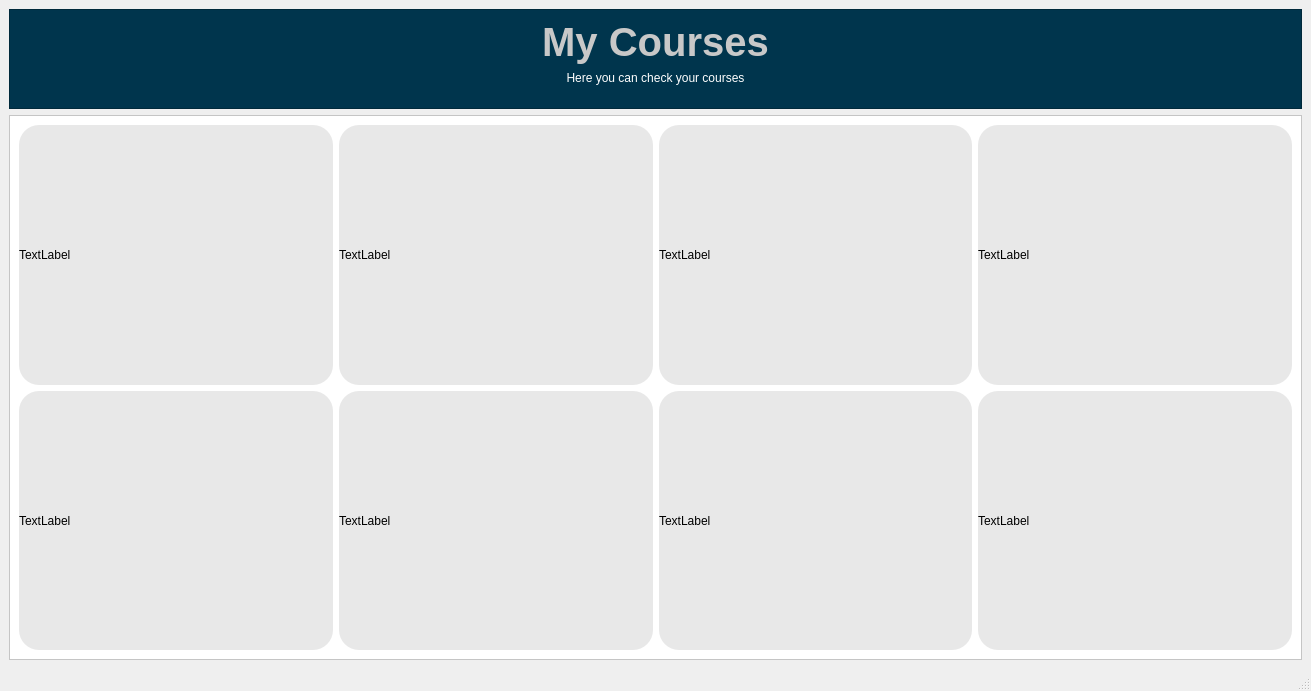
The window that mycourses.ui (Hasnain935/AMS) describes before a commit, drawn with Qt 5.
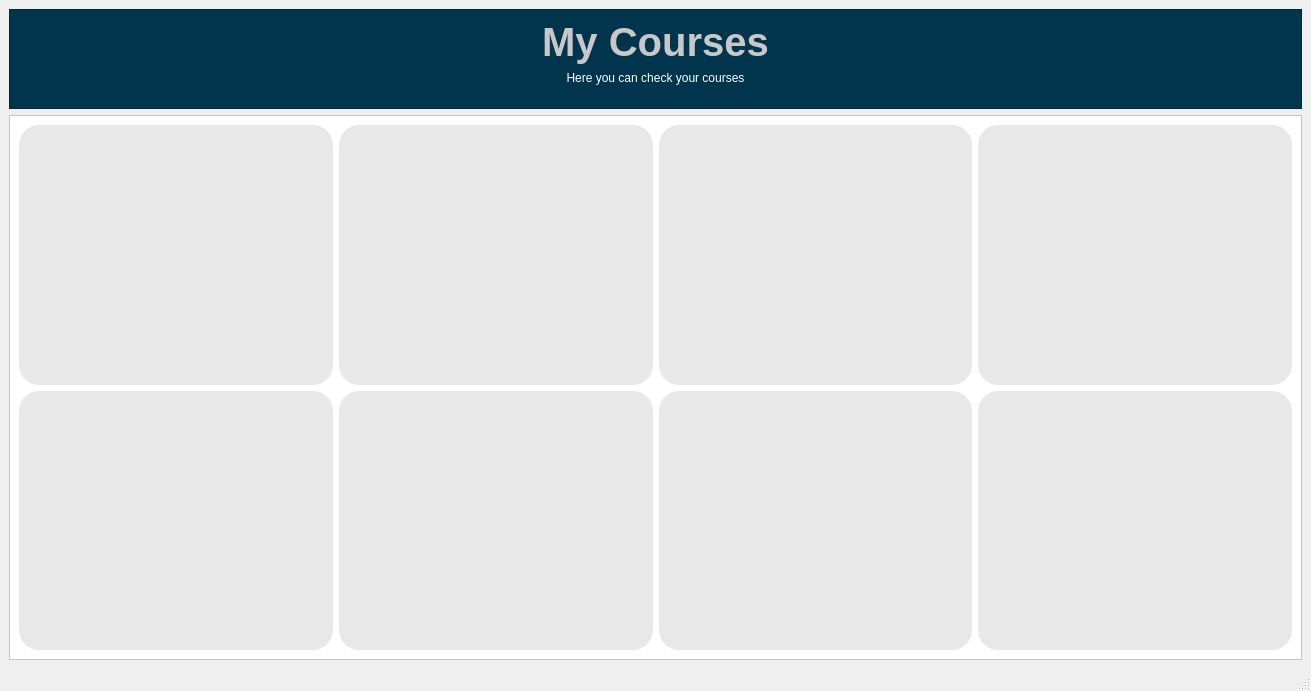
The same window after the commit.

```diff
--- a/mycourses.ui
+++ b/mycourses.ui
@@ -83,46 +83,82 @@
        <item>
         <layout class="QHBoxLayout" name="horizontalLayout_2">
          <item>
-          <widget class="QLabel" name="label_3">
+          <widget class="QLabel" name="lblcourse1">
+           <property name="font">
+            <font>
+             <pointsize>14</pointsize>
+             <bold>true</bold>
+            </font>
+           </property>
            <property name="styleSheet">
             <string notr="true">border-radius:20px;
 background-color: rgb(232, 232, 232);</string>
            </property>
            <property name="text">
-            <string>TextLabel</string>
+            <string/>
            </property>
+           <property name="alignment">
+            <set>Qt::AlignmentFlag::AlignCenter</set>
+           </property>
           </widget>
          </item>
          <item>
-          <widget class="QLabel" name="label_6">
+          <widget class="QLabel" name="lblcourse2">
+           <property name="font">
+            <font>
+             <pointsize>14</pointsize>
+             <bold>true</bold>
+            </font>
+           </property>
            <property name="styleSheet">
             <string notr="true">border-radius:20px;
 background-color: rgb(232, 232, 232);</string>
            </property>
            <property name="text">
-            <string>TextLabel</string>
+            <string/>
            </property>
+           <property name="alignment">
+            <set>Qt::AlignmentFlag::AlignCenter</set>
+           </property>
           </widget>
          </item>
          <item>
-          <widget class="QLabel" name="label_4">
+          <widget class="QLabel" name="lblcourse3">
+           <property name="font">
+            <font>
+             <pointsize>14</pointsize>
+             <bold>true</bold>
+            </font>
+           </property>
            <property name="styleSheet">
             <string notr="true">border-radius:20px;
 background-color: rgb(232, 232, 232);</string>
            </property>
            <property name="text">
-            <string>TextLabel</string>
+            <string/>
            </property>
+           <property name="alignment">
+            <set>Qt::AlignmentFlag::AlignCenter</set>
+           </property>
           </widget>
          </item>
          <item>
-          <widget class="QLabel" name="label_5">
+          <widget class="QLabel" name="lblcourse4">
+           <property name="font">
+            <font>
+             <pointsize>14</pointsize>
+             <bold>true</bold>
+            </font>
+           </property>
            <property name="styleSheet">
             <string notr="true">border-radius:20px;
 background-color: rgb(232, 232, 232);</string>
            </property>
            <property name="text">
-            <string>TextLabel</string>
+            <string/>
+           </property>
+           <property name="alignment">
+            <set>Qt::AlignmentFlag::AlignCenter</set>
            </property>
           </widget>
          </item>
@@ -131,46 +167,82 @@
        <item>
         <layout class="QHBoxLayout" name="horizontalLayout">
          <item>
-          <widget class="QLabel" name="label_7">
+          <widget class="QLabel" name="lblcourse5">
+           <property name="font">
+            <font>
+             <pointsize>14</pointsize>
+             <bold>true</bold>
+            </font>
+           </property>
            <property name="styleSheet">
             <string notr="true">border-radius:20px;
 background-color: rgb(232, 232, 232);</string>
            </property>
            <property name="text">
-            <string>TextLabel</string>
+            <string/>
            </property>
+           <property name="alignment">
+            <set>Qt::AlignmentFlag::AlignCenter</set>
+           </property>
           </widget>
          </item>
          <item>
-          <widget class="QLabel" name="label_9">
+          <widget class="QLabel" name="lblcourse6">
+           <property name="font">
+            <font>
+             <pointsize>14</pointsize>
+             <bold>true</bold>
+            </font>
+           </property>
            <property name="styleSheet">
             <string notr="true">border-radius:20px;
 background-color: rgb(232, 232, 232);</string>
            </property>
            <property name="text">
-            <string>TextLabel</string>
+            <string/>
            </property>
+           <property name="alignment">
+            <set>Qt::AlignmentFlag::AlignCenter</set>
+           </property>
           </widget>
          </item>
          <item>
-          <widget class="QLabel" name="label_8">
+          <widget class="QLabel" name="lblcourse7">
+           <property name="font">
+            <font>
+             <pointsize>14</pointsize>
+             <bold>true</bold>
+            </font>
+           </property>
            <property name="styleSheet">
             <string notr="true">border-radius:20px;
 background-color: rgb(232, 232, 232);</string>
            </property>
            <property name="text">
-            <string>TextLabel</string>
+            <string/>
            </property>
+           <property name="alignment">
+            <set>Qt::AlignmentFlag::AlignCenter</set>
+           </property>
           </widget>
          </item>
          <item>
-          <widget class="QLabel" name="label_10">
+          <widget class="QLabel" name="lblcourse8">
+           <property name="font">
+            <font>
+             <pointsize>14</pointsize>
+             <bold>true</bold>
+            </font>
+           </property>
            <property name="styleSheet">
             <string notr="true">border-radius:20px;
 background-color: rgb(232, 232, 232);</string>
            </property>
            <property name="text">
-            <string>TextLabel</string>
+            <string/>
+           </property>
+           <property name="alignment">
+            <set>Qt::AlignmentFlag::AlignCenter</set>
            </property>
           </widget>
          </item>
```
